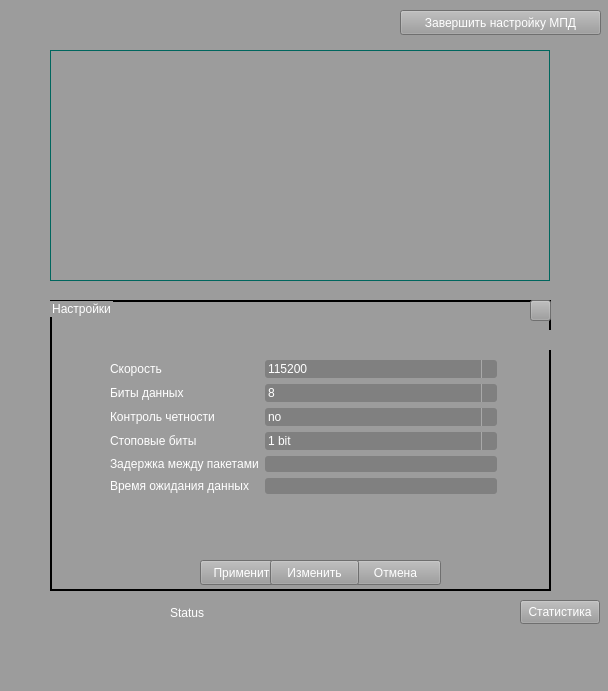
First picture: the form in cmainwindow.ui, repository y0pta/GUI_MPD, before the edit.
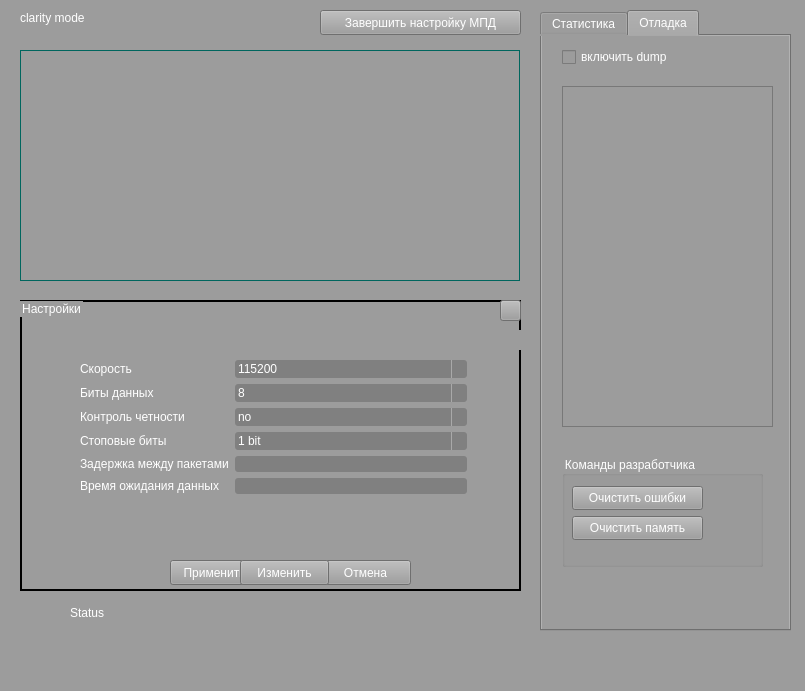
Second picture: the form after the edit. Icons and pictures are not drawn. Custom widgets are drawn as their Qt base class.

What changed in the file:
```diff
--- a/cmainwindow.ui
+++ b/cmainwindow.ui
@@ -6,7 +6,7 @@
    <rect>
     <x>0</x>
     <y>0</y>
-    <width>608</width>
+    <width>805</width>
     <height>691</height>
    </rect>
   </property>
@@ -23,7 +23,7 @@
     </property>
     <property name="geometry">
      <rect>
-      <x>50</x>
+      <x>20</x>
       <y>300</y>
       <width>501</width>
       <height>291</height>
@@ -455,7 +455,7 @@
    <widget class="QLabel" name="lb_status">
     <property name="geometry">
      <rect>
-      <x>170</x>
+      <x>70</x>
       <y>600</y>
       <width>291</width>
       <height>25</height>
@@ -468,7 +468,7 @@
    <widget class="QPushButton" name="pb_finishConfigure">
     <property name="geometry">
      <rect>
-      <x>400</x>
+      <x>320</x>
       <y>10</y>
       <width>201</width>
       <height>25</height>
@@ -548,7 +548,7 @@
    <widget class="QGroupBox" name="gb_mpdModel">
     <property name="geometry">
      <rect>
-      <x>50</x>
+      <x>20</x>
       <y>50</y>
       <width>500</width>
       <height>231</height>
@@ -586,19 +586,140 @@
      </property>
     </widget>
    </widget>
-   <widget class="QPushButton" name="pushButton">
+   <widget class="QLabel" name="lb_mode">
     <property name="geometry">
      <rect>
-      <x>520</x>
-      <y>600</y>
-      <width>80</width>
-      <height>24</height>
+      <x>20</x>
+      <y>10</y>
+      <width>71</width>
+      <height>16</height>
      </rect>
     </property>
     <property name="text">
-     <string>Статистика</string>
+     <string>clarity mode</string>
     </property>
    </widget>
+   <widget class="QTabWidget" name="tabWidget">
+    <property name="geometry">
+     <rect>
+      <x>540</x>
+      <y>10</y>
+      <width>251</width>
+      <height>621</height>
+     </rect>
+    </property>
+    <property name="currentIndex">
+     <number>1</number>
+    </property>
+    <widget class="QWidget" name="tab">
+     <attribute name="title">
+      <string>Статистика</string>
+     </attribute>
+     <widget class="QTextBrowser" name="txt_statistics">
+      <property name="geometry">
+       <rect>
+        <x>10</x>
+        <y>50</y>
+        <width>221</width>
+        <height>441</height>
+       </rect>
+      </property>
+     </widget>
+     <widget class="QPushButton" name="pb_refreshStat">
+      <property name="geometry">
+       <rect>
+        <x>150</x>
+        <y>10</y>
+        <width>80</width>
+        <height>24</height>
+       </rect>
+      </property>
+      <property name="text">
+       <string>Обновить</string>
+      </property>
+     </widget>
+     <widget class="QPushButton" name="pb_resetStat">
+      <property name="geometry">
+       <rect>
+        <x>70</x>
+        <y>510</y>
+        <width>111</width>
+        <height>31</height>
+       </rect>
+      </property>
+      <property name="text">
+       <string>Обнулить</string>
+      </property>
+     </widget>
+    </widget>
+    <widget class="QWidget" name="tab_3">
+     <attribute name="title">
+      <string>Отладка</string>
+     </attribute>
+     <widget class="QTextBrowser" name="txt_debug">
+      <property name="geometry">
+       <rect>
+        <x>20</x>
+        <y>50</y>
+        <width>211</width>
+        <height>341</height>
+       </rect>
+      </property>
+     </widget>
+     <widget class="QCheckBox" name="cb_dumpOn">
+      <property name="geometry">
+       <rect>
+        <x>20</x>
+        <y>10</y>
+        <width>131</width>
+        <height>22</height>
+       </rect>
+      </property>
+      <property name="text">
+       <string>включить dump</string>
+      </property>
+     </widget>
+     <widget class="QGroupBox" name="gb_service">
+      <property name="geometry">
+       <rect>
+        <x>20</x>
+        <y>420</y>
+        <width>201</width>
+        <height>111</height>
+       </rect>
+      </property>
+      <property name="title">
+       <string>Команды разработчика</string>
+      </property>
+      <widget class="QPushButton" name="pb_clearErrors">
+       <property name="geometry">
+        <rect>
+         <x>10</x>
+         <y>30</y>
+         <width>131</width>
+         <height>24</height>
+        </rect>
+       </property>
+       <property name="text">
+        <string>Очистить ошибки</string>
+       </property>
+      </widget>
+      <widget class="QPushButton" name="pb_clearFlash">
+       <property name="geometry">
+        <rect>
+         <x>10</x>
+         <y>60</y>
+         <width>131</width>
+         <height>24</height>
+        </rect>
+       </property>
+       <property name="text">
+        <string>Очистить память</string>
+       </property>
+      </widget>
+     </widget>
+    </widget>
+   </widget>
   </widget>
   <widget class="QMenuBar" name="menubar">
    <property name="geometry">
```
Left out of the diff: 2 changed lines with no effect on the pictures.
